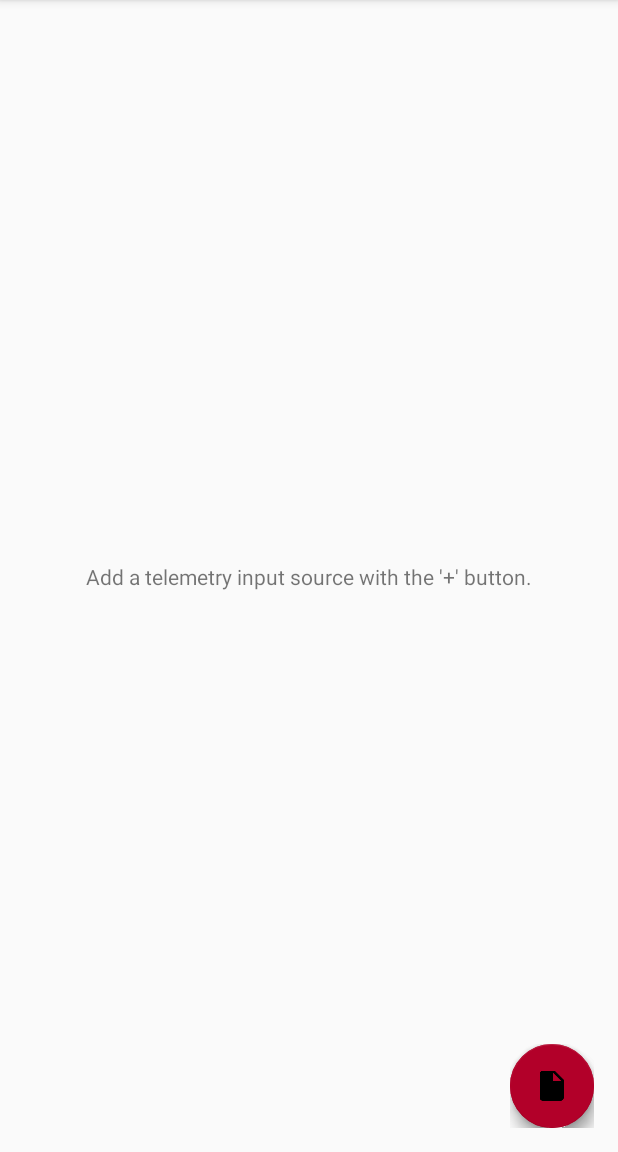
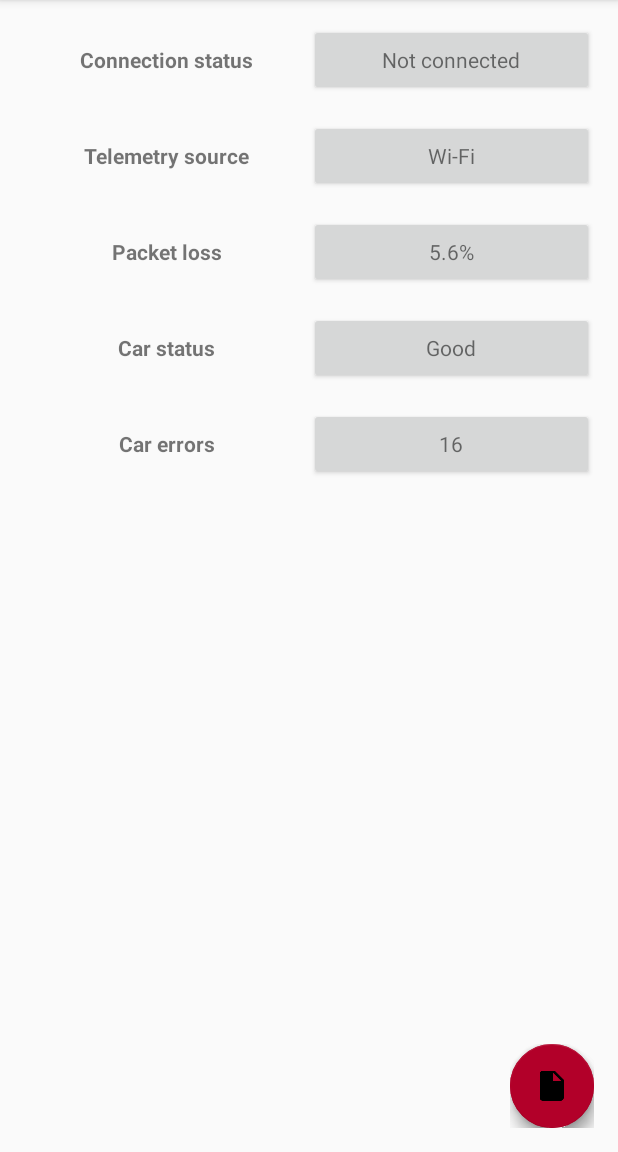
Before and after one commit to raceup/telemetry-android-client, an Android app: the screen it shows after launch (MainActivity), on a phone screen of 412 x 824 dp, the part 84-1236 px from its top. Run offline under Robolectric (Android 15) with nearby library versions, the phone set to English and light mode, and no system bars; libraries missing offline, so code that uses them is left out: com.github.clans.fab; plain views replace FloatingActionButton, FloatingActionMenu; 4 statements that could not run were skipped.

Commit message:
added content main: table with important info

```diff
--- a/vsm/app/src/main/res/layout/content_main.xml
+++ b/vsm/app/src/main/res/layout/content_main.xml
@@ -14,7 +14,7 @@
   ~ limitations under the License.
   -->
 
-<android.support.constraint.ConstraintLayout xmlns:android="http://schemas.android.com/apk/res/android"
+<ScrollView xmlns:android="http://schemas.android.com/apk/res/android"
     xmlns:app="http://schemas.android.com/apk/res-auto"
     xmlns:tools="http://schemas.android.com/tools"
     android:layout_width="match_parent"
@@ -23,13 +23,148 @@
     tools:context="org.raceup.ed.telemetry.vsm.activity.MainActivity"
     tools:showIn="@layout/app_bar_main">
 
-    <TextView
-        android:layout_width="wrap_content"
+    <LinearLayout
+        android:layout_width="match_parent"
         android:layout_height="wrap_content"
-        android:text="@string/main_content"
-        app:layout_constraintBottom_toBottomOf="parent"
-        app:layout_constraintLeft_toLeftOf="parent"
-        app:layout_constraintRight_toRightOf="parent"
-        app:layout_constraintTop_toTopOf="parent" />
+        android:orientation="vertical"
+        android:paddingLeft="@dimen/activity_horizontal_margin"
+        android:paddingRight="@dimen/activity_horizontal_margin"
+        android:paddingTop="@dimen/activity_vertical_margin">
 
-</android.support.constraint.ConstraintLayout>
+        <!-- status -->
+        <LinearLayout
+            android:layout_width="match_parent"
+            android:layout_height="wrap_content"
+            android:orientation="horizontal">
+
+            <TextView
+                android:layout_width="0dp"
+                android:layout_height="wrap_content"
+                android:layout_gravity="center"
+                android:layout_weight="0.5"
+                android:text="@string/main_status_connection"
+                android:textAlignment="center"
+                android:textStyle="bold" />
+
+            <Button
+                android:id="@+id/connection_status_button"
+                android:layout_width="0dp"
+                android:layout_height="wrap_content"
+                android:layout_gravity="center"
+                android:layout_weight="0.5"
+                android:text="Not connected"
+                android:textAlignment="center"
+                android:textAppearance="@style/Base.TextAppearance.AppCompat.Small" />
+        </LinearLayout>
+
+        <!-- telemetry source -->
+        <LinearLayout
+            android:layout_width="match_parent"
+            android:layout_height="wrap_content"
+            android:orientation="horizontal"
+            android:paddingTop="@dimen/activity_vertical_margin">
+
+            <TextView
+                android:layout_width="0dp"
+                android:layout_height="wrap_content"
+                android:layout_gravity="center"
+                android:layout_weight="0.5"
+                android:text="@string/main_telemetry_source"
+                android:textAlignment="center"
+                android:textStyle="bold" />
+
+            <Button
+                android:id="@+id/telemetry_source_button"
+                android:layout_width="0dp"
+                android:layout_height="wrap_content"
+                android:layout_gravity="center"
+                android:layout_weight="0.5"
+                android:text="Wi-Fi"
+                android:textAlignment="center"
+                android:textAppearance="@style/Base.TextAppearance.AppCompat.Small" />
+        </LinearLayout>
+
+        <!-- packet loss -->
+        <LinearLayout
+            android:layout_width="match_parent"
+            android:layout_height="wrap_content"
+            android:orientation="horizontal"
+            android:paddingTop="@dimen/activity_vertical_margin">
+
+            <TextView
+                android:layout_width="0dp"
+                android:layout_height="wrap_content"
+                android:layout_gravity="center"
+                android:layout_weight="0.5"
+                android:text="@string/main_packet_lost"
+                android:textAlignment="center"
+                android:textStyle="bold" />
+
+            <Button
+                android:id="@+id/packet_lost"
+                android:layout_width="0dp"
+                android:layout_height="wrap_content"
+                android:layout_gravity="center"
+                android:layout_weight="0.5"
+                android:text="5.6%"
+                android:textAlignment="center"
+                android:textAppearance="@style/Base.TextAppearance.AppCompat.Small" />
+        </LinearLayout>
+
+        <!-- car status -->
+        <LinearLayout
+            android:layout_width="match_parent"
+            android:layout_height="wrap_content"
+            android:orientation="horizontal"
+            android:paddingTop="@dimen/activity_vertical_margin"
+            tools:layout_editor_absoluteX="8dp"
+            tools:layout_editor_absoluteY="0dp">
+
+            <TextView
+                android:layout_width="0dp"
+                android:layout_height="wrap_content"
+                android:layout_gravity="center"
+                android:layout_weight="0.5"
+                android:text="@string/main_car_status"
+                android:textAlignment="center"
+                android:textStyle="bold" />
+
+            <Button
+                android:id="@+id/car_status"
+                android:layout_width="0dp"
+                android:layout_height="wrap_content"
+                android:layout_gravity="center"
+                android:layout_weight="0.5"
+                android:text="Good"
+                android:textAlignment="center"
+                android:textAppearance="@style/Base.TextAppearance.AppCompat.Small" />
+        </LinearLayout>
+
+        <!-- car errors -->
+        <LinearLayout
+            android:layout_width="match_parent"
+            android:layout_height="wrap_content"
+            android:orientation="horizontal"
+            android:paddingTop="@dimen/activity_vertical_margin">
+
+            <TextView
+                android:layout_width="0dp"
+                android:layout_height="wrap_content"
+                android:layout_gravity="center"
+                android:layout_weight="0.5"
+                android:text="@string/main_car_errors"
+                android:textAlignment="center"
+                android:textStyle="bold" />
+
+            <Button
+                android:id="@+id/car_errors"
+                android:layout_width="0dp"
+                android:layout_height="wrap_content"
+                android:layout_gravity="center"
+                android:layout_weight="0.5"
+                android:text="16"
+                android:textAlignment="center"
+                android:textAppearance="@style/Base.TextAppearance.AppCompat.Small" />
+        </LinearLayout>
+    </LinearLayout>
+</ScrollView>
--- a/vsm/app/src/main/res/values/strings.xml
+++ b/vsm/app/src/main/res/values/strings.xml
@@ -30,6 +30,11 @@
 
     <!-- main activity -->
     <string name="main_content">Add a telemetry input source with the \'+\' button.</string>
+    <string name="main_status_connection">Connection status</string>
+    <string name="main_telemetry_source">Telemetry source</string>
+    <string name="main_packet_lost">Packet loss</string>
+    <string name="main_car_status">Car status</string>
+    <string name="main_car_errors">Car errors</string>
 
     <!-- fab menu telemetry choice -->
     <string name="telemetry_choice_wifi">Wi-Fi</string>
```
Also changed, not shown: 1 other file.
